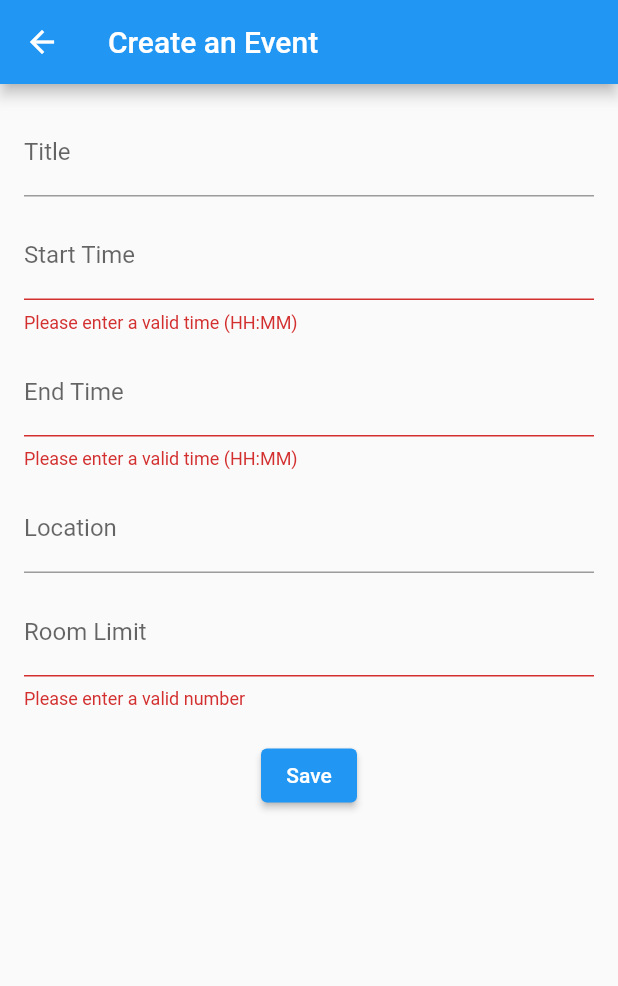
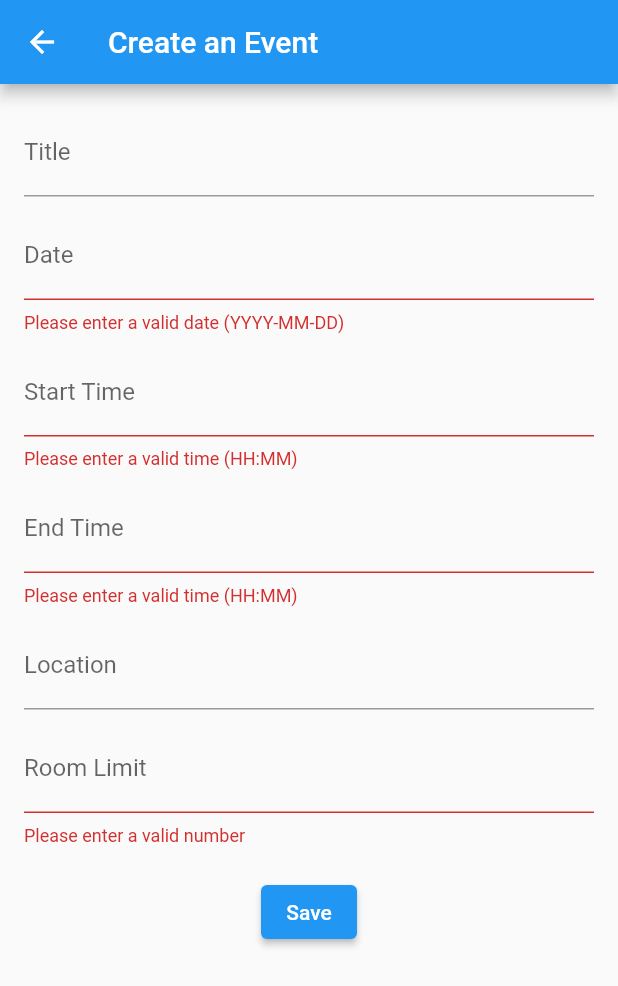
Before and after one commit to Eddz7/Study-Jam, a Flutter app: the CreateEventPage screen opened by its route, after a tap on "Save", on a phone screen of 412 x 824 dp. Shown: the top 986 px of the screen. Run offline on Flutter 3.47's test engine with Material 2 defaults, Android fonts, the phone set to English and light mode, and no system bars; our stand-ins replace cloud_firestore, firebase_auth, firebase_core; accounts and stored records are empty.

Commit message:
added date to events

```diff
--- a/flutter_application_1/lib/main.dart
+++ b/flutter_application_1/lib/main.dart
@@ -2,6 +2,8 @@ import 'package:flutter/material.dart';
 import 'package:firebase_core/firebase_core.dart';
 import 'package:cloud_firestore/cloud_firestore.dart';
 import 'package:firebase_auth/firebase_auth.dart';
+import 'package:intl/intl.dart';
+
 
 void main() async {
   WidgetsFlutterBinding.ensureInitialized();
@@ -247,7 +249,6 @@ class RegisterPage extends StatelessWidget {
   }
 }
 
-
 class CreateEventPage extends StatefulWidget {
   @override
   _CreateEventPageState createState() => _CreateEventPageState();
@@ -259,9 +260,11 @@ class _CreateEventPageState extends State<CreateEventPage> {
   final TextEditingController endTimeController = TextEditingController();
   final TextEditingController locationController = TextEditingController();
   final TextEditingController roomLimitController = TextEditingController();
+  final TextEditingController dateLimitController = TextEditingController();
   String errorTextEndTime = '';
   String errorTextStartTime = '';
   String errorTextRoom = '';
+  String errorTextDate = '';
 
   Future<void> _selectStartTime() async {
     final TimeOfDay? selectedTime = await showTimePicker(
@@ -299,17 +302,33 @@ class _CreateEventPageState extends State<CreateEventPage> {
     }
   }
 
+  Future<void> _selectDate() async {
+    final DateTime? selectedDate = await showDatePicker(
+      context: context,
+      initialDate: DateTime.now(),
+      firstDate: DateTime.now(),
+      lastDate: DateTime(2100),
+    );
+
+    if (selectedDate != null) {
+      final formattedDate = DateFormat('yyyy-MM-dd').format(selectedDate);
+      dateLimitController.text = formattedDate;
+    }
+  }
+
   void saveEvent() {
     String title = titleController.text;
     String startTime = startTimeController.text;
     String endTime = endTimeController.text;
     String location = locationController.text;
     String roomLimit = roomLimitController.text;
+    String date = dateLimitController.text;
 
     setState(() {
       errorTextStartTime = '';
       errorTextEndTime = '';
       errorTextRoom = '';
+      errorTextDate = '';
     });
 
     if (!isValidTime(startTime)) {
@@ -329,34 +348,61 @@ class _CreateEventPageState extends State<CreateEventPage> {
       });
     }
 
-    if (!isValidTime(startTime) || !isValidTime(endTime) || !isNumber(roomLimit)) {
+    if (!isValidDate(date)) {
+      setState(() {
+        errorTextDate = 'Please enter a valid date (YYYY-MM-DD)';
+      });
+    }
+
+    if (!isValidTime(startTime) ||
+        !isValidTime(endTime) ||
+        !isNumber(roomLimit) ||
+        !isValidDate(date)) {
       return;
     }
 
-    // Add your event saving code here
-    print('Title: $title, Start Time: $startTime, End Time: $endTime, Location: $location, Room Limit: $roomLimit');
+    if (startTime == endTime) {
+      setState(() {
+        errorTextStartTime = 'Start time and end time cannot be the same';
+        errorTextEndTime = 'Start time and end time cannot be the same';
+      });
+      return;
+    }
 
-    // Get the current user's email
+    //Get the current user's email
     User? currentUser = FirebaseAuth.instance.currentUser;
     String? email = currentUser?.email;
 
     final FirebaseFirestore firestore = FirebaseFirestore.instance;
 
+    date = formatDate(date);
+
     firestore.collection('events').add({
       'title': title,
+      'date': date,
       'start_time': startTime,
       'end_time': endTime,
       'location': location,
       'groupSize': roomLimit,
       'participants': 1,
-      'organizer' : email,
+      'organizer': email,
     });
 
-    // Redirect to the Events Page
+    //Redirect to the Events Page
     Navigator.pushNamed(
       context,
       '/events',
     );
+  }
+
+  String formatDate(String dateString) {
+    try {
+      DateTime date = DateTime.parse(dateString);
+      DateFormat formatter = DateFormat('MMMM d, yyyy');
+      return formatter.format(date);
+    } catch (e) {
+      return '';
+    }
   }
 
   bool isValidTime(String time) {
@@ -364,6 +410,15 @@ class _CreateEventPageState extends State<CreateEventPage> {
     return timeRegex.hasMatch(time);
   }
 
+  bool isValidDate(String dateString) {
+    try {
+      DateTime date = DateTime.parse(dateString);
+      DateTime now = DateTime.now();
+      return !date.isBefore(now); // Check if the date is not in the past
+    } catch (e) {
+      return false;
+    }
+  }
 
   bool isNumber(String value) {
     if (value == null) return false;
@@ -390,6 +445,16 @@ class _CreateEventPageState extends State<CreateEventPage> {
                 ),
               ),
               SizedBox(height: 10),
+              TextField(
+                controller: dateLimitController,
+                onTap: _selectDate,
+                readOnly: true,
+                decoration: InputDecoration(
+                  labelText: 'Date',
+                  errorText: errorTextDate.isNotEmpty ? errorTextDate : null,
+                ),
+              ),
+              SizedBox(height: 10),
               InkWell(
                 onTap: _selectStartTime,
                 child: IgnorePointer(
@@ -397,7 +462,8 @@ class _CreateEventPageState extends State<CreateEventPage> {
                     controller: startTimeController,
                     decoration: InputDecoration(
                       labelText: 'Start Time',
-                      errorText: errorTextStartTime.isNotEmpty ? errorTextStartTime : null,
+                      errorText:
+                          errorTextStartTime.isNotEmpty ? errorTextStartTime : null,
                     ),
                   ),
                 ),
@@ -410,7 +476,8 @@ class _CreateEventPageState extends State<CreateEventPage> {
                     controller: endTimeController,
                     decoration: InputDecoration(
                       labelText: 'End Time',
-                      errorText: errorTextEndTime.isNotEmpty ? errorTextEndTime : null,
+                      errorText:
+                          errorTextEndTime.isNotEmpty ? errorTextEndTime : null,
                     ),
                   ),
                 ),
@@ -442,6 +509,8 @@ class _CreateEventPageState extends State<CreateEventPage> {
     );
   }
 }
+
+
 
 
 
@@ -491,6 +560,7 @@ class _EventsPageState extends State<EventsPage> {
                 subtitle: Column(
                   crossAxisAlignment: CrossAxisAlignment.start,
                   children: [
+                    Text('Date: ${eventDetails['date']}'),
                     Text('Time: ${eventDetails['start_time']} - ${eventDetails['end_time']}'),
                     Text('Location: ${eventDetails['location']}'),
                     Text('Group Size: ${eventDetails['groupSize']}'),
--- a/flutter_application_1/pubspec.yaml
+++ b/flutter_application_1/pubspec.yaml
@@ -30,7 +30,7 @@ environment:
 dependencies:
   flutter:
     sdk: flutter
-
+  intl: ^0.17.0
   firebase_core: ^2.14.0
   firebase_analytics: ^10.4.3
   firebase_auth: ^4.6.3
```
Also changed, not shown: flutter_application_1/pubspec.lock.
